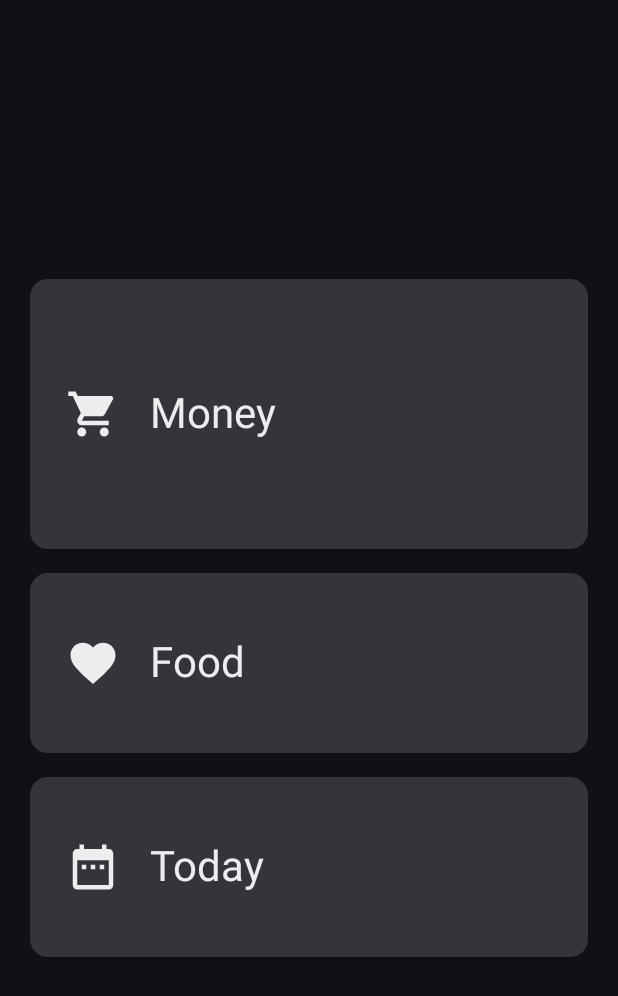
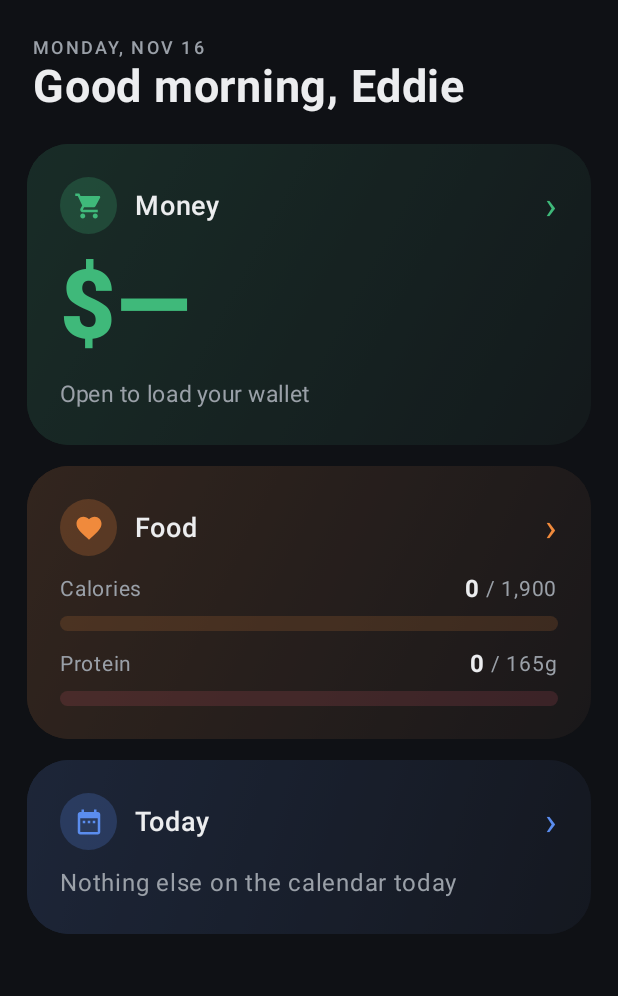
Before and after one commit to edsolano1/personal-tracker, an Android app built with Jetpack Compose: the screen it shows after launch (MainActivity), on a phone screen of 412 x 824 dp. Shown: the top 996 px of the screen. Run offline under Robolectric (Android 15) with nearby library versions, the phone set to English and light mode, and no system bars; pictures from the network do not load; 5 statements that could not run were skipped.

Commit message:
0.9.0: live home cards (wallet, calories and protein, next events) and a different opening animation per section
Co-Authored-By: Claude Opus 5.5 <noreply@anthropic.com>

```diff
--- a/app/build.gradle.kts
+++ b/app/build.gradle.kts
@@ -12,8 +12,8 @@ android {
         applicationId = "com.edsolano.tracker"
         minSdk = 31
         targetSdk = 35
-        versionCode = 11
-        versionName = "0.8.0"
+        versionCode = 12
+        versionName = "0.9.0"
     }
 
     // A fixed debug key, committed on purpose, so every CI build is signed the
--- a/app/src/main/java/com/edsolano/tracker/MainActivity.kt
+++ b/app/src/main/java/com/edsolano/tracker/MainActivity.kt
@@ -57,6 +57,8 @@ import com.edsolano.tracker.ui.FoodScreen
 import com.edsolano.tracker.ui.MealEditor
 import com.edsolano.tracker.ui.MoneyScreen
 import com.edsolano.tracker.ui.TodayScreen
+import com.edsolano.tracker.ui.HomeScreen
+import com.edsolano.tracker.ui.sectionTransition
 import com.edsolano.tracker.ui.TrackerTheme
 import com.edsolano.tracker.work.RefreshScheduler
 import com.edsolano.tracker.work.refreshEverything
@@ -316,9 +318,15 @@ class MainActivity : ComponentActivity() {
         Scaffold(
             containerColor = MaterialTheme.colorScheme.background,
         ) { inner ->
-            Column(Modifier.fillMaxSize().padding(inner)) {
+            val go: (Int) -> Unit = { tab = it }
+            androidx.compose.runtime.LaunchedEffect(Unit) { walletWeb }  // keeps the home screen's wallet number fresh
+            androidx.compose.animation.AnimatedContent(
+                targetState = tab, transitionSpec = { sectionTransition() }, label = "section",
+                modifier = Modifier.fillMaxSize().padding(inner),
+            ) { tab ->
+            Column(Modifier.fillMaxSize()) {
                 if (tab < 0) {
-                    HomeScreen { tab = it }
+                    HomeScreen(snapshot, go)
                 } else if (tab != 2 && !hasCalendar) {
                     Column(
                         Modifier.fillMaxSize().padding(24.dp),
@@ -354,30 +362,6 @@ class MainActivity : ComponentActivity() {
                     else -> com.edsolano.tracker.ui.WalletScreen(walletWeb)
                 }
             }
-        }
-    }
-
-    @androidx.compose.runtime.Composable
-    private fun HomeScreen(open: (Int) -> Unit) {
-        Column(
-            Modifier.fillMaxSize().padding(20.dp),
-            verticalArrangement = Arrangement.spacedBy(16.dp, Alignment.CenterVertically),
-        ) {
-            listOf(Triple("Money", Icons.Filled.ShoppingCart, 2), Triple("Food", Icons.Filled.Favorite, 1),
-                Triple("Today", Icons.Filled.DateRange, 0)).forEach { (label, icon, i) ->
-                androidx.compose.material3.Card(
-                    onClick = { open(i) },
-                    modifier = Modifier.fillMaxWidth().height(if (i == 2) 180.dp else 120.dp),
-                ) {
-                    androidx.compose.foundation.layout.Row(
-                        Modifier.fillMaxSize().padding(24.dp),
-                        verticalAlignment = Alignment.CenterVertically,
-                    ) {
-                        Icon(icon, contentDescription = null, Modifier.size(36.dp))
-                        Text(label, Modifier.padding(start = 20.dp),
-                            style = MaterialTheme.typography.headlineMedium)
-                    }
-                }
             }
         }
     }
--- /dev/null
+++ b/app/src/main/java/com/edsolano/tracker/ui/Home.kt
@@ -0,0 +1,226 @@
+package com.edsolano.tracker.ui
+
+import android.content.Context
+import androidx.compose.animation.AnimatedContentTransitionScope
+import androidx.compose.animation.ContentTransform
+import androidx.compose.animation.core.Animatable
+import androidx.compose.animation.core.Spring
+import androidx.compose.animation.core.animateFloatAsState
+import androidx.compose.animation.core.spring
+import androidx.compose.animation.core.tween
+import androidx.compose.animation.fadeIn
+import androidx.compose.animation.fadeOut
+import androidx.compose.animation.scaleIn
+import androidx.compose.animation.scaleOut
+import androidx.compose.animation.slideInHorizontally
+import androidx.compose.animation.slideInVertically
+import androidx.compose.animation.slideOutHorizontally
+import androidx.compose.animation.slideOutVertically
+import androidx.compose.animation.togetherWith
+import androidx.compose.foundation.background
+import androidx.compose.foundation.clickable
+import androidx.compose.foundation.interaction.MutableInteractionSource
+import androidx.compose.foundation.interaction.collectIsPressedAsState
+import androidx.compose.foundation.layout.Arrangement
+import androidx.compose.foundation.layout.Box
+import androidx.compose.foundation.layout.Column
+import androidx.compose.foundation.layout.Row
+import androidx.compose.foundation.layout.Spacer
+import androidx.compose.foundation.layout.fillMaxSize
+import androidx.compose.foundation.layout.fillMaxWidth
+import androidx.compose.foundation.layout.height
+import androidx.compose.foundation.layout.padding
+import androidx.compose.foundation.layout.size
+import androidx.compose.foundation.layout.width
+import androidx.compose.foundation.rememberScrollState
+import androidx.compose.foundation.shape.CircleShape
+import androidx.compose.foundation.shape.RoundedCornerShape
+import androidx.compose.foundation.verticalScroll
+import androidx.compose.material.icons.Icons
+import androidx.compose.material.icons.filled.DateRange
+import androidx.compose.material.icons.filled.Favorite
+import androidx.compose.material.icons.filled.ShoppingCart
+import androidx.compose.material3.Icon
+import androidx.compose.material3.MaterialTheme
+import androidx.compose.material3.Text
+import androidx.compose.runtime.Composable
+import androidx.compose.runtime.LaunchedEffect
+import androidx.compose.runtime.getValue
+import androidx.compose.runtime.mutableStateOf
+import androidx.compose.runtime.remember
+import androidx.compose.runtime.setValue
+import androidx.compose.ui.Alignment
+import androidx.compose.ui.Modifier
+import androidx.compose.ui.draw.clip
+import androidx.compose.ui.graphics.Brush
+import androidx.compose.ui.graphics.Color
+import androidx.compose.ui.graphics.graphicsLayer
+import androidx.compose.ui.graphics.vector.ImageVector
+import androidx.compose.ui.platform.LocalContext
+import androidx.compose.ui.text.font.FontWeight
+import androidx.compose.ui.text.style.TextOverflow
+import androidx.compose.ui.unit.dp
+import androidx.compose.ui.unit.sp
+import com.edsolano.tracker.data.DaySnapshot
+import kotlinx.coroutines.delay
+import java.time.Instant
+import java.time.LocalTime
+import java.time.ZoneId
+import java.time.format.DateTimeFormatter
+
+private val MoneyColor = Color(0xFF3FB97A)
+private val FoodColor = Color(0xFFF08A3C)
+private val TodayColor = Color(0xFF5B8DEF)
+
+/** Section ids, matching MainActivity's tabs. */
+const val HOME = -1
+const val TODAY = 0
+const val FOOD = 1
+const val MONEY = 2
+
+/**
+ * Each section opens its own way: Money zooms up out of its card, Food springs up from
+ * the bottom, Today slides in from the side. Going home plays it backwards.
+ */
+fun AnimatedContentTransitionScope<Int>.sectionTransition(): ContentTransform {
+    val opening = targetState != HOME
+    val section = if (opening) targetState else initialState
+    val enter = when (section) {
+        MONEY -> scaleIn(spring(0.62f, Spring.StiffnessMediumLow), initialScale = 0.6f) + fadeIn(tween(220))
+        FOOD -> slideInVertically(spring(0.55f, Spring.StiffnessLow)) { it } + fadeIn(tween(200))
+        else -> slideInHorizontally(spring(0.8f, Spring.StiffnessMediumLow)) { it } + fadeIn(tween(200))
+    }
+    val exit = when (section) {
+        MONEY -> scaleOut(tween(220), targetScale = 0.6f) + fadeOut(tween(180))
+        FOOD -> slideOutVertically(tween(260)) { it } + fadeOut(tween(220))
+        else -> slideOutHorizontally(tween(260)) { it } + fadeOut(tween(220))
+    }
+    val behind = scaleIn(tween(300), initialScale = 1.08f) + fadeIn(tween(300))
+    val away = scaleOut(tween(250), targetScale = 1.08f) + fadeOut(tween(200))
+    return if (opening) enter togetherWith away else behind togetherWith exit
+}
+
+private data class WalletGlance(val big: String, val eyebrow: String, val pill: String)
+
+private fun readWallet(context: Context): WalletGlance {
+    val p = context.getSharedPreferences("wallet", Context.MODE_PRIVATE)
+    return WalletGlance(p.getString("big", "") ?: "", p.getString("eyebrow", "") ?: "", p.getString("pill", "") ?: "")
+}
+
+@Composable
+fun HomeScreen(snapshot: DaySnapshot, open: (Int) -> Unit) {
+    val context = LocalContext.current
+    var wallet by remember { mutableStateOf(readWallet(context)) }
+    LaunchedEffect(Unit) { while (true) { wallet = readWallet(context); delay(2000) } }
+
+    val hour = LocalTime.now().hour
+    val hello = when { hour < 12 -> "Good morning"; hour < 17 -> "Good afternoon"; else -> "Good evening" }
+    Column(
+        Modifier.fillMaxSize().verticalScroll(rememberScrollState()).padding(horizontal = 18.dp, vertical = 24.dp),
+        verticalArrangement = Arrangement.spacedBy(14.dp),
+    ) {
+        Entrance(0) {
+            Column(Modifier.padding(start = 4.dp, bottom = 6.dp)) {
+                Text(snapshot.date.format(DateTimeFormatter.ofPattern("EEEE, MMM d")).uppercase(),
+                    style = MaterialTheme.typography.labelMedium, letterSpacing = 1.5.sp,
+                    color = MaterialTheme.colorScheme.onSurfaceVariant)
+                Text("$hello, Eddie", fontSize = 30.sp, fontWeight = FontWeight.Bold)
+            }
+        }
+        Entrance(1) { MoneyCard(wallet) { open(MONEY) } }
+        Entrance(2) { FoodCard(snapshot) { open(FOOD) } }
+        Entrance(3) { TodayCard(snapshot) { open(TODAY) } }
+    }
+}
+
+/** Cards rise into place one after another the first time home shows. */
+@Composable
+private fun Entrance(index: Int, content: @Composable () -> Unit) {
+    val t = remember { Animatable(0f) }
+    LaunchedEffect(Unit) { delay(70L * index); t.animateTo(1f, spring(0.7f, Spring.StiffnessLow)) }
+    Box(Modifier.graphicsLayer { alpha = t.value.coerceIn(0f, 1f); translationY = (1 - t.value) * 120f }) { content() }
+}
+
+@Composable
+private fun GlanceCard(color: Color, icon: ImageVector, label: String, onClick: () -> Unit, body: @Composable () -> Unit) {
+    val source = remember { MutableInteractionSource() }
+    val pressed by source.collectIsPressedAsState()
+    val scale by animateFloatAsState(if (pressed) 0.96f else 1f, spring(0.5f, Spring.StiffnessMedium), label = "press")
+    Column(
+        Modifier.fillMaxWidth()
+            .graphicsLayer { scaleX = scale; scaleY = scale }
+            .clip(RoundedCornerShape(28.dp))
+            .background(Brush.linearGradient(listOf(color.copy(alpha = 0.32f), color.copy(alpha = 0.08f))))
+            .background(MaterialTheme.colorScheme.surface.copy(alpha = 0.55f))
+            .clickable(interactionSource = source, indication = null, onClick = onClick)
+            .padding(22.dp),
+        verticalArrangement = Arrangement.spacedBy(10.dp),
+    ) {
+        Row(verticalAlignment = Alignment.CenterVertically) {
+            Box(Modifier.size(38.dp).clip(CircleShape).background(color.copy(alpha = 0.22f)), contentAlignment = Alignment.Center) {
+                Icon(icon, contentDescription = null, tint = color, modifier = Modifier.size(20.dp))
+            }
+            Spacer(Modifier.width(12.dp))
+            Text(label, fontSize = 18.sp, fontWeight = FontWeight.SemiBold)
+            Spacer(Modifier.weight(1f))
+            Text("›", fontSize = 26.sp, color = color)
+        }
+        body()
+    }
+}
+
+@Composable
+private fun MoneyCard(w: WalletGlance, onClick: () -> Unit) {
+    val out = w.eyebrow.startsWith("Out")
+    val tone = if (out) Color(0xFFF07A70) else MoneyColor
+    GlanceCard(MoneyColor, Icons.Filled.ShoppingCart, "Money", onClick) {
+        Text(if (w.big.isBlank()) "$—" else w.big, fontSize = 64.sp, fontWeight = FontWeight.Black, color = tone, lineHeight = 64.sp)
+        Text(
+            when { w.big.isBlank() -> "Open to load your wallet"; w.pill.isNotBlank() -> w.pill; else -> w.eyebrow.ifBlank { "Left until payday" } },
+            color = if (out) tone else MaterialTheme.colorScheme.onSurfaceVariant, fontSize = 15.sp,
+        )
+    }
+}
+
+@Composable
+private fun Meter(label: String, value: Int, target: Int, unit: String, color: Color) {
+    val frac by animateFloatAsState((value.toFloat() / target.coerceAtLeast(1)).coerceIn(0f, 1f), tween(900), label = "meter")
+    Column(verticalArrangement = Arrangement.spacedBy(6.dp)) {
+        Row {
+            Text(label, color = MaterialTheme.colorScheme.onSurfaceVariant, fontSize = 14.sp)
+            Spacer(Modifier.weight(1f))
+            Text("%,d".format(value), fontWeight = FontWeight.Bold, fontSize = 16.sp)
+            Text(" / %,d$unit".format(target), color = MaterialTheme.colorScheme.onSurfaceVariant, fontSize = 14.sp)
+        }
+        Box(Modifier.fillMaxWidth().height(10.dp).clip(CircleShape).background(color.copy(alpha = 0.15f))) {
+            Box(Modifier.fillMaxWidth(frac).height(10.dp).clip(CircleShape).background(color))
+        }
+    }
+}
+
+@Composable
+private fun FoodCard(s: DaySnapshot, onClick: () -> Unit) {
+    GlanceCard(FoodColor, Icons.Filled.Favorite, "Food", onClick) {
+        Meter("Calories", s.caloriesSoFar, s.calorieTarget, "", FoodColor)
+        Meter("Protein", s.proteinSoFar, s.proteinTarget, "g", Color(0xFFE85D75))
+    }
+}
+
+@Composable
+private fun TodayCard(s: DaySnapshot, onClick: () -> Unit) {
+    val now = System.currentTimeMillis()
+    val next = s.plan.filter { it.endMillis > now }.sortedBy { it.startMillis }.take(3)
+    val fmt = DateTimeFormatter.ofPattern("h:mm a")
+    GlanceCard(TodayColor, Icons.Filled.DateRange, "Today", onClick) {
+        if (next.isEmpty()) Text("Nothing else on the calendar today", color = MaterialTheme.colorScheme.onSurfaceVariant)
+        next.forEach { item ->
+            Row(verticalAlignment = Alignment.CenterVertically) {
+                Text(
+                    Instant.ofEpochMilli(item.startMillis).atZone(ZoneId.systemDefault()).format(fmt),
+                    color = TodayColor, fontWeight = FontWeight.SemiBold, fontSize = 14.sp, modifier = Modifier.width(76.dp),
+                )
+                Text(item.name, maxLines = 1, overflow = TextOverflow.Ellipsis, fontSize = 15.sp)
+            }
+        }
+    }
+}
```
